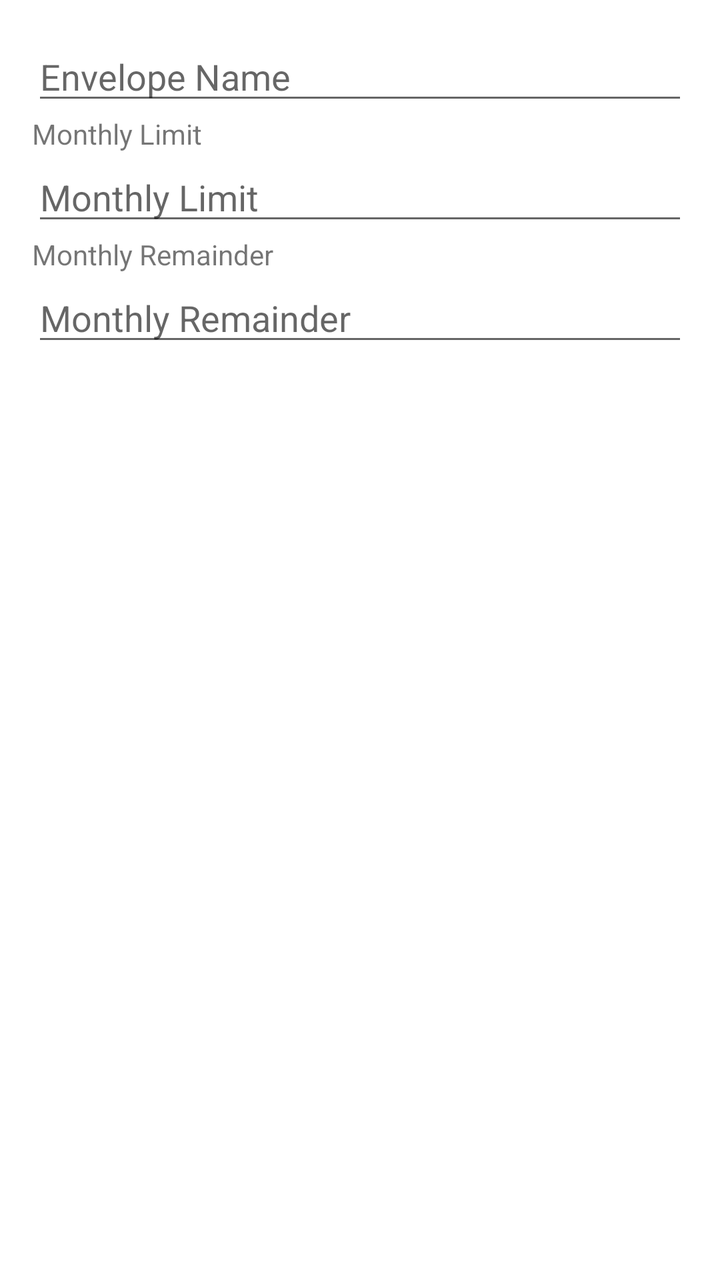
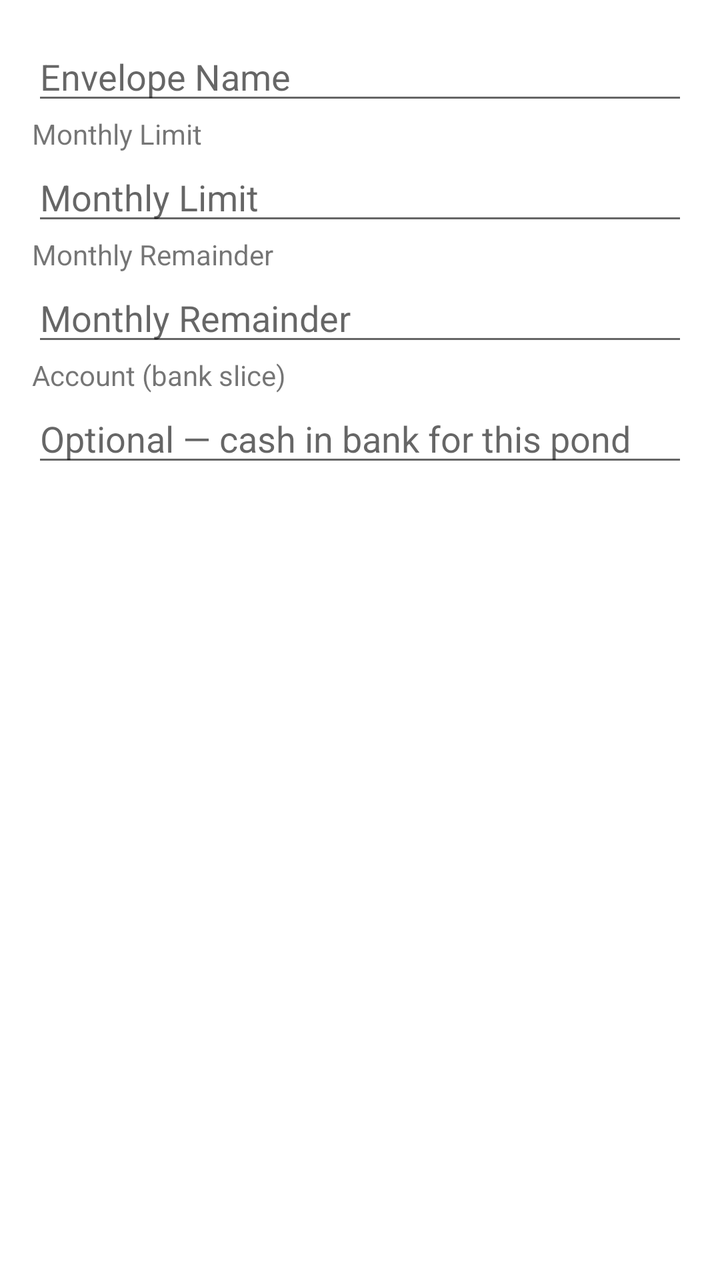

An Android layout rendered at two revisions. The XML below is the earlier revision; the diff shows what the commit changed to produce the second picture.
<!-- AndroidManifest.xml: application theme Theme.EnvelopeMoney -->
<!-- res/layout/dialog_envelope.xml -->
<?xml version="1.0" encoding="utf-8"?>
<androidx.constraintlayout.widget.ConstraintLayout xmlns:android="http://schemas.android.com/apk/res/android"
    xmlns:tools="http://schemas.android.com/tools"
    android:layout_width="match_parent"
    android:layout_height="match_parent">

    <LinearLayout
        android:layout_width="match_parent"
        android:layout_height="wrap_content"
        android:orientation="vertical"
        android:padding="16dp"
        tools:layout_editor_absoluteX="0dp"
        tools:layout_editor_absoluteY="289dp">

        <EditText
            android:id="@+id/etEnvelopeName"
            android:layout_width="match_parent"
            android:layout_height="wrap_content"
            android:hint="Envelope Name"/>

        <TextView
            android:layout_width="wrap_content"
            android:layout_height="wrap_content"
            android:text="Monthly Limit"
            android:labelFor="@id/etEnvelopeLimit"/>

        <EditText
            android:id="@+id/etEnvelopeLimit"
            android:layout_width="match_parent"
            android:layout_height="wrap_content"
            android:hint="Monthly Limit"
            android:inputType="numberDecimal" />

        <TextView
            android:layout_width="wrap_content"
            android:id="@+id/etEnvelopeRemainderLabel"
            android:layout_height="wrap_content"
            android:text="Monthly Remainder"
            android:labelFor="@id/etEnvelopeRemainder"/>

        <EditText
            android:id="@+id/etEnvelopeRemainder"
            android:layout_width="match_parent"
            android:layout_height="wrap_content"
            android:hint="Monthly Remainder"
            android:inputType="numberDecimal" />

    </LinearLayout>
</androidx.constraintlayout.widget.ConstraintLayout>
<!-- resources referenced by this layout -->
<resources>
  <style name="Theme.EnvelopeMoney" parent="Theme.MaterialComponents.DayNight.DarkActionBar">
          
          <item name="colorPrimary">@color/purple_500</item>
          <item name="colorPrimaryVariant">@color/purple_700</item>
          <item name="colorOnPrimary">@color/white</item>
          
          <item name="colorSecondary">@color/teal_200</item>
          <item name="colorSecondaryVariant">@color/teal_700</item>
          <item name="colorOnSecondary">@color/black</item>
          
          <item name="android:statusBarColor" tools:targetApi="l">?attr/colorPrimaryVariant</item>
          
      </style>
  <color name="purple_500">#FF6200EE</color>
  <color name="purple_700">#FF3700B3</color>
  <color name="white">#FFFFFFFF</color>
  <color name="teal_200">#FF03DAC5</color>
  <color name="teal_700">#FF018786</color>
  <color name="black">#FF000000</color>
</resources>

<!-- the commit's change to res/layout/dialog_envelope.xml (unified diff, before → after) -->
@@ -45,5 +45,28 @@
             android:hint="Monthly Remainder"
             android:inputType="numberDecimal" />
 
+        <TextView
+            android:id="@+id/tvEnvelopeAccountLabel"
+            android:layout_width="wrap_content"
+            android:layout_height="wrap_content"
+            android:text="@string/pond_account_label"
+            android:labelFor="@id/etEnvelopeAccount" />
+
+        <EditText
+            android:id="@+id/etEnvelopeAccount"
+            android:layout_width="match_parent"
+            android:layout_height="wrap_content"
+            android:hint="@string/pond_account_hint"
+            android:inputType="numberDecimal|numberSigned" />
+
+        <TextView
+            android:id="@+id/tvBankReconcilePreview"
+            android:layout_width="match_parent"
+            android:layout_height="wrap_content"
+            android:layout_marginTop="8dp"
+            android:textColor="?android:attr/textColorSecondary"
+            android:textSize="14sp"
+            android:visibility="gone" />
+
     </LinearLayout>
 </androidx.constraintlayout.widget.ConstraintLayout>
<!-- resource entries referenced after the edit -->
@@ -1,9 +1,11 @@
 <!-- resources referenced by this layout -->
 <resources>
+  <string name="pond_account_hint">Optional — cash in bank for this pond</string>
+  <string name="pond_account_label">Account (bank slice)</string>
   <style name="Theme.EnvelopeMoney" parent="Theme.MaterialComponents.DayNight.DarkActionBar">
           
-          <item name="colorPrimary">@color/purple_500</item>
-          <item name="colorPrimaryVariant">@color/purple_700</item>
+          <item name="colorPrimary">@color/mountain_primary</item>
+          <item name="colorPrimaryVariant">@color/teal_700</item>
           <item name="colorOnPrimary">@color/white</item>
           
           <item name="colorSecondary">@color/teal_200</item>
@@ -13,8 +15,7 @@
           <item name="android:statusBarColor" tools:targetApi="l">?attr/colorPrimaryVariant</item>
           
       </style>
-  <color name="purple_500">#FF6200EE</color>
-  <color name="purple_700">#FF3700B3</color>
+  <color name="mountain_primary">#FF2E7D6E</color>
   <color name="white">#FFFFFFFF</color>
   <color name="teal_200">#FF03DAC5</color>
   <color name="teal_700">#FF018786</color>
